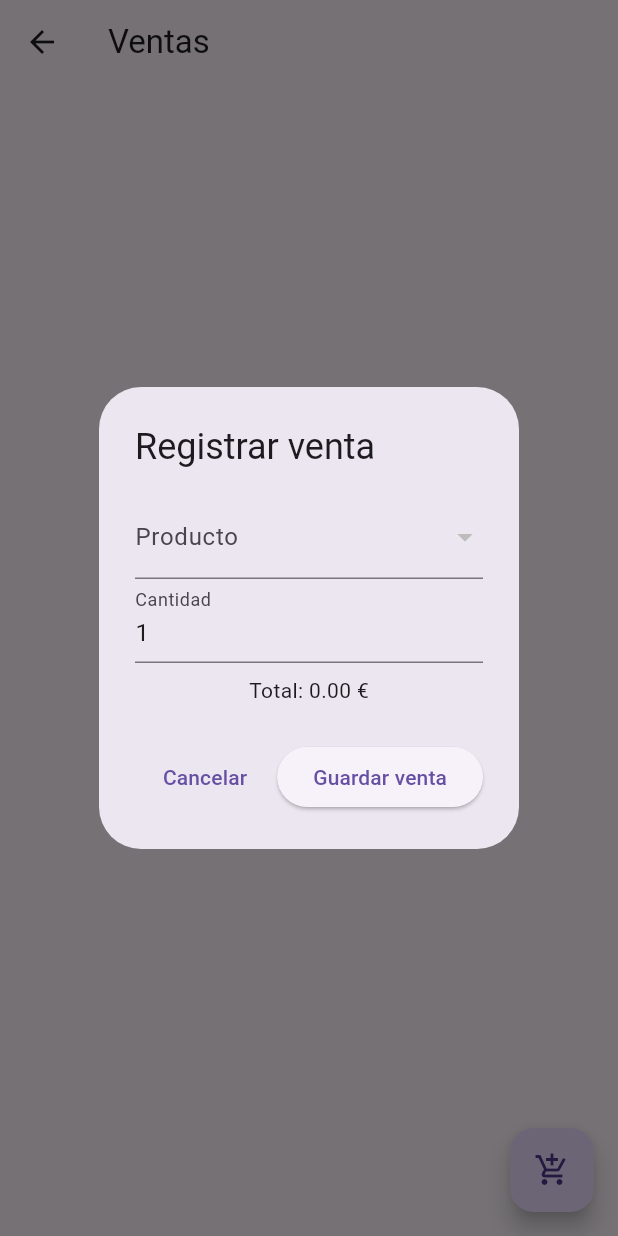
After one commit to jesusdcintas/marketmove_app, a Flutter app: the VentasPage screen opened by its route, after a tap on the "add shopping cart" icon, on a phone screen of 412 x 824 dp. The commit adds this screen. Run offline on Flutter 3.47's test engine with Material 3 defaults, Android fonts, the phone set to English and light mode, and no system bars; our stand-ins replace flutter_dotenv, supabase_flutter; accounts and stored records are empty.

Commit message:
feat: add VentasPage with UI and sales creation flow

```diff
--- a/lib/main.dart
+++ b/lib/main.dart
@@ -5,6 +5,7 @@ import 'package:supabase_flutter/supabase_flutter.dart';
 import 'src/features/auth/presentation/home_page.dart';
 import 'src/features/auth/presentation/login_page.dart';
 import 'src/features/productos/presentation/productos_page.dart';
+import 'src/features/ventas/presentation/ventas_page.dart';
 
 Future<void> main() async {
   WidgetsFlutterBinding.ensureInitialized();
@@ -41,6 +42,7 @@ class MarketMoveApp extends StatelessWidget {
         '/login': (_) => const LoginPage(),
         '/home': (_) => const HomePage(),
         '/productos': (_) => const ProductosPage(),
+        '/ventas': (_) => const VentasPage(),
       },
     );
   }
--- /dev/null
+++ b/lib/src/features/ventas/presentation/ventas_page.dart
@@ -0,0 +1,201 @@
+import 'package:flutter/material.dart';
+
+import '../../../shared/models/producto.dart';
+import '../../../shared/models/venta.dart';
+import '../../../shared/services/productos_service.dart';
+import '../../../shared/services/ventas_service.dart';
+
+class VentasPage extends StatefulWidget {
+  const VentasPage({super.key});
+
+  @override
+  State<VentasPage> createState() => _VentasPageState();
+}
+
+class _VentasPageState extends State<VentasPage> {
+  final _ventasService = VentasService();
+  final _productosService = ProductosService();
+  final _cantidadController = TextEditingController(text: '1');
+  bool _isLoading = false;
+  List<Venta> _ventas = [];
+  List<Producto> _productos = [];
+  Producto? _selectedProducto;
+
+  @override
+  void initState() {
+    super.initState();
+    _loadData();
+  }
+
+  @override
+  void dispose() {
+    _cantidadController.dispose();
+    super.dispose();
+  }
+
+  Future<void> _loadData() async {
+    setState(() => _isLoading = true);
+    try {
+      final productos = await _productosService.getAll();
+      final ventas = await _ventasService.getAll();
+      setState(() {
+        _productos = productos;
+        _ventas = ventas;
+      });
+    } catch (error) {
+      ScaffoldMessenger.of(context).showSnackBar(
+        SnackBar(content: Text('Error cargando datos: $error')),
+      );
+    } finally {
+      setState(() => _isLoading = false);
+    }
+  }
+
+  double get _calculatedTotal {
+    final cantidad = int.tryParse(_cantidadController.text.trim()) ?? 0;
+    return (_selectedProducto?.precioUnitario ?? 0) * cantidad;
+  }
+
+  Future<void> _showNuevaVentaForm() async {
+    _selectedProducto ??= _productos.isNotEmpty ? _productos.first : null;
+    _cantidadController.text = '1';
+
+    await showDialog<void>(
+      context: context,
+      builder: (context) {
+        return AlertDialog(
+          title: const Text('Registrar venta'),
+          content: StatefulBuilder(
+            builder: (context, setDialogState) {
+              void notify() => setDialogState(() {});
+
+              return Column(
+                mainAxisSize: MainAxisSize.min,
+                children: [
+                  DropdownButtonFormField<Producto>(
+                    value: _selectedProducto,
+                    decoration: const InputDecoration(labelText: 'Producto'),
+                    items: _productos
+                        .map((producto) => DropdownMenuItem(
+                              value: producto,
+                              child: Text(producto.nombre),
+                            ))
+                        .toList(),
+                    onChanged: (value) {
+                      setDialogState(() {
+                        _selectedProducto = value;
+                      });
+                    },
+                  ),
+                  TextFormField(
+                    controller: _cantidadController,
+                    decoration: const InputDecoration(labelText: 'Cantidad'),
+                    keyboardType: TextInputType.number,
+                    onChanged: (_) => notify(),
+                  ),
+                  const SizedBox(height: 8),
+                  Text('Total: ${_calculatedTotal.toStringAsFixed(2)} €'),
+                ],
+              );
+            },
+          ),
+          actions: [
+            TextButton(
+              onPressed: () => Navigator.pop(context),
+              child: const Text('Cancelar'),
+            ),
+            ElevatedButton(
+              onPressed: () async {
+                if (_selectedProducto == null) {
+                  ScaffoldMessenger.of(context).showSnackBar(
+                    const SnackBar(content: Text('Selecciona un producto primero.')),
+                  );
+                  return;
+                }
+
+                final cantidad = int.tryParse(_cantidadController.text.trim()) ?? 0;
+                if (cantidad <= 0) {
+                  ScaffoldMessenger.of(context).showSnackBar(
+                    const SnackBar(content: Text('Ingresa una cantidad válida.')),
+                  );
+                  return;
+                }
+
+                final venta = Venta(
+                  id: '',
+                  productoId: _selectedProducto!.id,
+                  cantidad: cantidad,
+                  total: _calculatedTotal,
+                  cliente: 'Cliente API',
+                  notas: 'Registrado manualmente',
+                );
+
+                try {
+                  await _ventasService.insert(venta);
+                  await _loadData();
+                  Navigator.pop(context);
+                } catch (error) {
+                  ScaffoldMessenger.of(context).showSnackBar(
+                    SnackBar(content: Text('Error registrando venta: $error')),
+                  );
+                }
+              },
+              child: const Text('Guardar venta'),
+            ),
+          ],
+        );
+      },
+    );
+  }
+
+  Future<void> _deleteVenta(String id) async {
+    try {
+      await _ventasService.delete(id);
+      await _loadData();
+    } catch (error) {
+      ScaffoldMessenger.of(context).showSnackBar(
+        SnackBar(content: Text('Error eliminando venta: $error')),
+      );
+    }
+  }
+
+  @override
+  Widget build(BuildContext context) {
+    return Scaffold(
+      appBar: AppBar(title: const Text('Ventas')),
+      body: _isLoading
+          ? const Center(child: CircularProgressIndicator())
+          : _ventas.isEmpty
+              ? const Center(child: Text('Todavía no hay ventas registradas.'))
+              : ListView.builder(
+                  itemCount: _ventas.length,
+                  itemBuilder: (context, index) {
+                    final venta = _ventas[index];
+                    final producto = _productos.firstWhere(
+                      (item) => item.id == venta.productoId,
+                      orElse: () => Producto(
+                        id: venta.productoId,
+                        nombre: 'Producto desconocido',
+                        descripcion: '',
+                        precioUnitario: 0,
+                        stock: 0,
+                      ),
+                    );
+
+                    return ListTile(
+                      title: Text(producto.nombre),
+                      subtitle: Text('Cantidad: ${venta.cantidad} · Total: ${venta.total.toStringAsFixed(2)} €'),
+                      trailing: IconButton(
+                        icon: const Icon(Icons.delete_forever),
+                        onPressed: () => _deleteVenta(venta.id),
+                      ),
+                    );
+                  },
+                ),
+      floatingActionButton: FloatingActionButton(
+        onPressed: _showNuevaVentaForm,
+        child: const Icon(Icons.add_shopping_cart),
+      ),
+    );
+  }
+}
```
Also changed, not shown: lib/src/features/auth/presentation/home_page.dart (+11 -5 lines).
